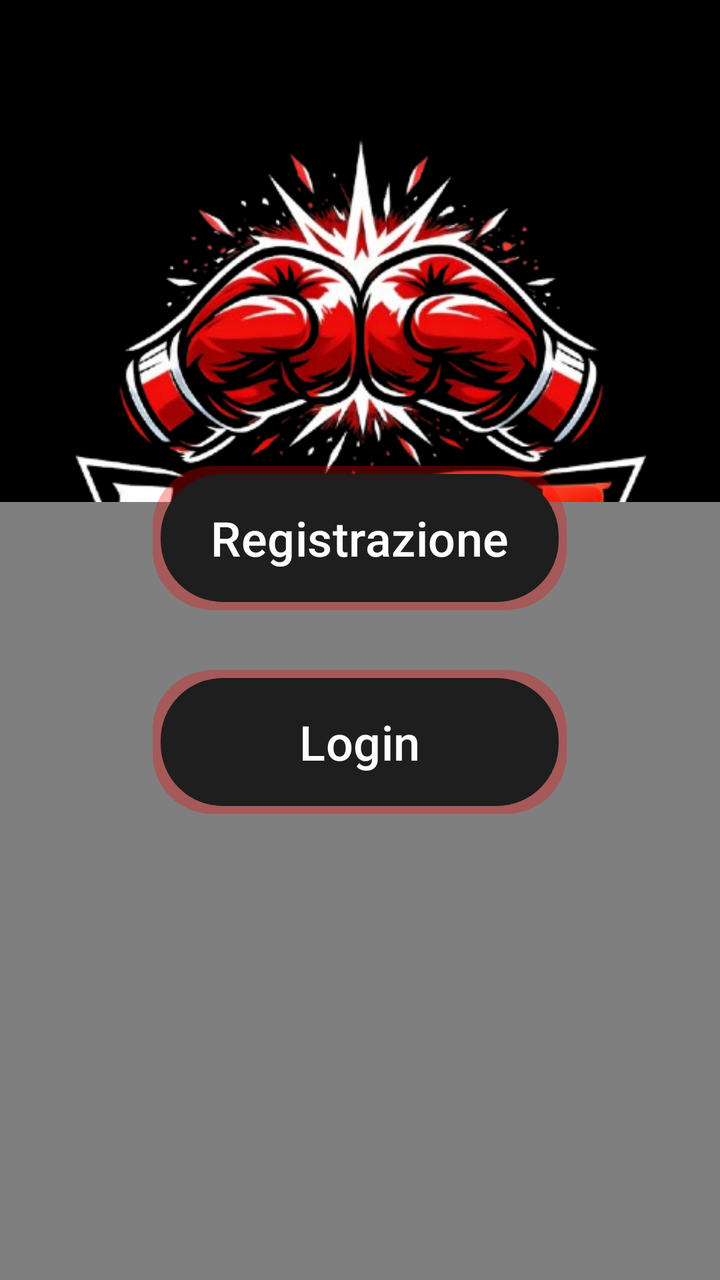
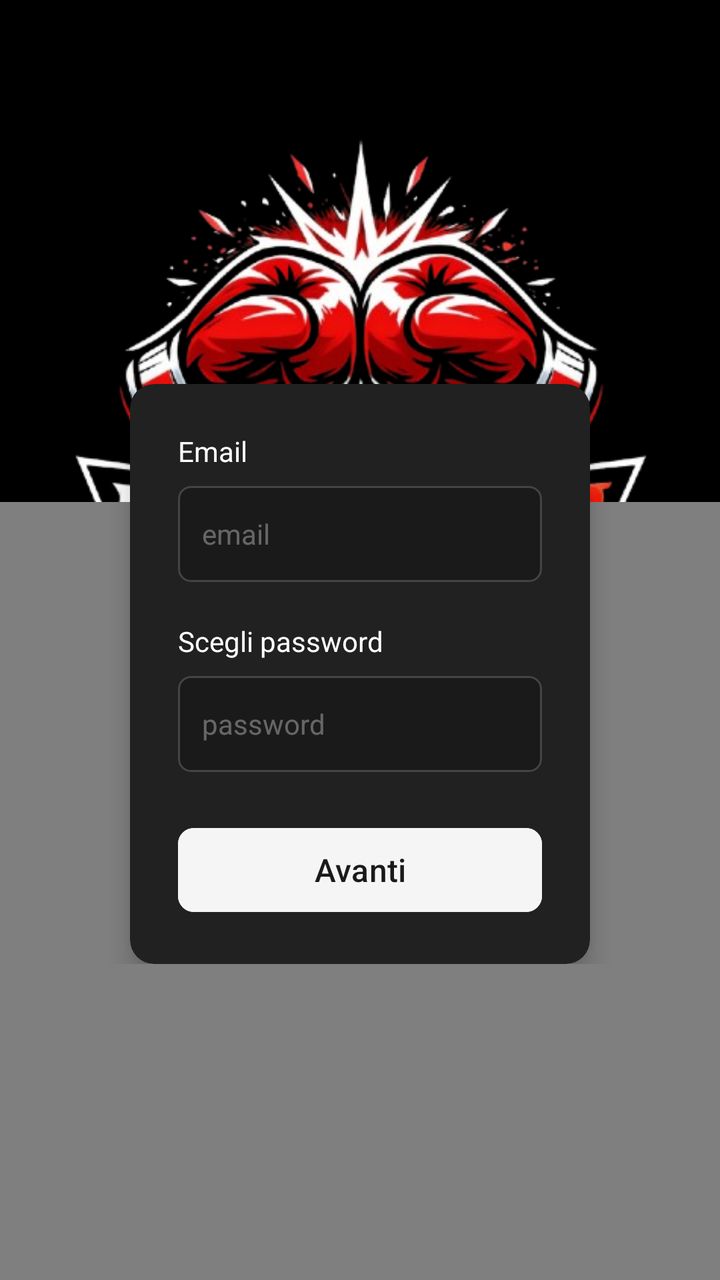

The first picture is an Android layout as it rendered before a commit; the second is the same layout after the commit. The layout source and the unified diff follow.
<!-- AndroidManifest.xml: application theme Theme.FightHub -->
<!-- res/layout/activity_login.xml -->
<?xml version="1.0" encoding="utf-8"?>
<androidx.constraintlayout.widget.ConstraintLayout xmlns:android="http://schemas.android.com/apk/res/android"
    xmlns:app="http://schemas.android.com/apk/res-auto"
    xmlns:tools="http://schemas.android.com/tools"
    android:id="@+id/main"
    android:layout_width="match_parent"
    android:layout_height="match_parent"
    android:background="#000000"
    android:backgroundTint="@color/black"
    tools:context=".LoginActivity">

    <ImageView
        android:id="@+id/imageView3"
        android:layout_width="379dp"
        android:layout_height="407dp"
        app:layout_constraintBottom_toBottomOf="parent"
        app:layout_constraintEnd_toEndOf="parent"
        app:layout_constraintStart_toStartOf="parent"
        app:layout_constraintTop_toTopOf="parent"
        app:layout_constraintVertical_bias="0.0"
        app:srcCompat="@drawable/logo_fighthub" />

    <VideoView
        android:id="@+id/videoView"
        android:layout_width="415dp"
        android:layout_height="389dp"
        app:layout_constraintBottom_toBottomOf="parent"
        app:layout_constraintEnd_toEndOf="parent"
        app:layout_constraintHorizontal_bias="0.0"
        app:layout_constraintStart_toStartOf="parent"
        app:layout_constraintTop_toTopOf="parent"
        app:layout_constraintVertical_bias="1.0" />

    <FrameLayout
        android:layout_width="250dp"
        android:layout_height="436dp"
        app:layout_constraintBottom_toBottomOf="parent"
        app:layout_constraintEnd_toEndOf="parent"
        app:layout_constraintStart_toStartOf="parent"
        app:layout_constraintTop_toTopOf="@+id/imageView3">

        <LinearLayout
            android:id="@+id/layout_bottoni"
            android:layout_width="wrap_content"
            android:layout_height="wrap_content"
            android:layout_gravity="center"
            android:gravity="center"
            android:orientation="vertical"
            android:visibility="visible">

            <Button
                android:id="@+id/button_registrazione"
                android:layout_width="207dp"
                android:layout_height="72dp"
                android:layout_marginBottom="30dp"
                android:background="@drawable/button_glow"
                android:foreground="?attr/selectableItemBackground"
                android:text="Registrazione"
                android:textSize="24sp"
                app:backgroundTint="@null" />

            <Button
                android:id="@+id/button_login"
                android:layout_width="207dp"
                android:layout_height="72dp"
                android:background="@drawable/button_glow"
                android:foreground="?attr/selectableItemBackground"
                android:text="Login"
                android:textSize="24sp"
                app:backgroundTint="@null" />

        </LinearLayout>

        <LinearLayout
            android:id="@+id/container_form"
            android:layout_width="match_parent"
            android:layout_height="wrap_content"
            android:orientation="vertical"
            android:visibility="gone">
        </LinearLayout>

    </FrameLayout>

</androidx.constraintlayout.widget.ConstraintLayout>
<!-- resources referenced by this layout -->
<resources>
  <color name="black">#FF000000</color>
  <!-- drawable button_glow (drawable) -->
  <layer-list xmlns:android="http://schemas.android.com/apk/res/android">
      <item>
          <shape android:shape="rectangle">
              <padding android:bottom="4dp" android:left="4dp" android:right="4dp" android:top="4dp" />
              <corners android:radius="30dp" />
              <solid android:color="#4DFF0000" /> </shape>
      </item>
  
      <item>
          <shape android:shape="rectangle">
              <corners android:radius="30dp" />
              <solid android:color="#1E1E1E" /> <stroke android:width="2dp" android:color="#1E1E1E" /> </shape>
      </item>
  </layer-list>
  <!-- drawable logo_fighthub: png bitmap (drawable, 190031 bytes) -->
  <style name="Theme.FightHub" parent="Base.Theme.FightHub" />
  <style name="Base.Theme.FightHub" parent="Theme.Material3.DayNight.NoActionBar">
          
          
      </style>
</resources>

<!-- the commit's change to res/layout/activity_login.xml (unified diff, before → after) -->
@@ -46,7 +46,7 @@
             android:layout_gravity="center"
             android:gravity="center"
             android:orientation="vertical"
-            android:visibility="visible">
+            android:visibility="gone">
 
             <Button
                 android:id="@+id/button_registrazione"
@@ -74,9 +74,85 @@
         <LinearLayout
             android:id="@+id/container_form"
             android:layout_width="match_parent"
-            android:layout_height="wrap_content"
+            android:layout_height="380dp"
             android:orientation="vertical"
-            android:visibility="gone">
+            android:visibility="visible">
+
+            <androidx.cardview.widget.CardView
+                android:id="@+id/layout_form_registrazione"
+                android:layout_width="match_parent"
+                android:layout_height="wrap_content"
+                android:layout_gravity="center"
+                android:layout_marginTop="90dp"
+                android:layout_marginStart="10dp"
+                android:layout_marginEnd="10dp"
+                android:visibility="visible"
+                app:cardBackgroundColor="#212121"
+                app:cardCornerRadius="12dp"
+                app:cardElevation="8dp">
+
+                <LinearLayout
+                    android:layout_width="match_parent"
+                    android:layout_height="wrap_content"
+                    android:orientation="vertical"
+                    android:padding="24dp">
+
+                    <TextView
+                        android:layout_width="wrap_content"
+                        android:layout_height="wrap_content"
+                        android:layout_marginBottom="8dp"
+                        android:text="Email"
+                        android:textColor="#FFFFFF"
+                        android:textSize="14sp" />
+
+                    <EditText
+                        android:id="@+id/register_email"
+                        android:layout_width="match_parent"
+                        android:layout_height="48dp"
+                        android:background="@drawable/edittext_border_style"
+                        android:hint="email"
+                        android:inputType="textEmailAddress"
+                        android:paddingStart="12dp"
+                        android:paddingEnd="12dp"
+                        android:textColor="#FFFFFF"
+                        android:textColorHint="#55FFFFFF"
+                        android:textSize="14sp" />
+
+                    <TextView
+                        android:layout_width="wrap_content"
+                        android:layout_height="wrap_content"
+                        android:layout_marginTop="20dp"
+                        android:layout_marginBottom="8dp"
+                        android:text="Scegli password"
+                        android:textColor="#FFFFFF"
+                        android:textSize="14sp" />
+
+                    <EditText
+                        android:id="@+id/register_password"
+                        android:layout_width="match_parent"
+                        android:layout_height="48dp"
+                        android:background="@drawable/edittext_border_style"
+                        android:hint="password"
+                        android:inputType="textPassword"
+                        android:paddingStart="12dp"
+                        android:paddingEnd="12dp"
+                        android:textColor="#FFFFFF"
+                        android:textColorHint="#55FFFFFF"
+                        android:textSize="14sp" />
+
+                    <Button
+                        android:id="@+id/btn_conferma_registrazione"
+                        android:layout_width="match_parent"
+                        android:layout_height="50dp"
+                        android:layout_marginTop="24dp"
+                        android:backgroundTint="#F5F5F5"
+                        android:text="Avanti"
+                        android:textAllCaps="false"
+                        android:textColor="#1A1A1A"
+                        android:textSize="16sp"
+                        app:cornerRadius="8dp" />
+                </LinearLayout>
+            </androidx.cardview.widget.CardView>
         </LinearLayout>
 
     </FrameLayout>
<!-- resource entries referenced after the edit -->
@@ -16,6 +16,17 @@
               <solid android:color="#1E1E1E" /> <stroke android:width="2dp" android:color="#1E1E1E" /> </shape>
       </item>
   </layer-list>
+  <!-- drawable edittext_border_style (drawable) -->
+  <?xml version="1.0" encoding="utf-8"?>
+  <shape xmlns:android="http://schemas.android.com/apk/res/android">
+      <solid android:color="#1A1A1A" />
+  
+      <stroke
+          android:width="1dp"
+          android:color="#444444" />
+  
+      <corners android:radius="6dp" />
+  </shape>
   <!-- drawable logo_fighthub: png bitmap (drawable, 190031 bytes) -->
   <style name="Theme.FightHub" parent="Base.Theme.FightHub" />
   <style name="Base.Theme.FightHub" parent="Theme.Material3.DayNight.NoActionBar">
